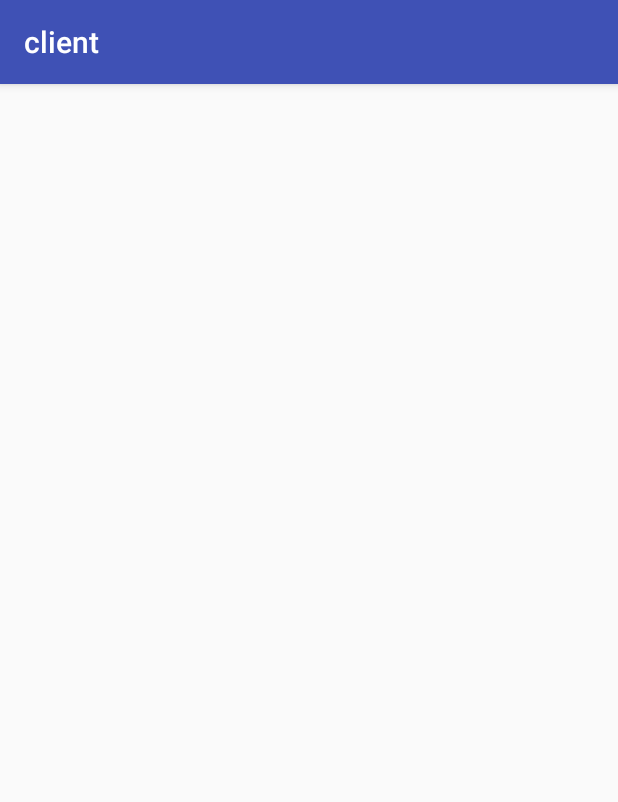
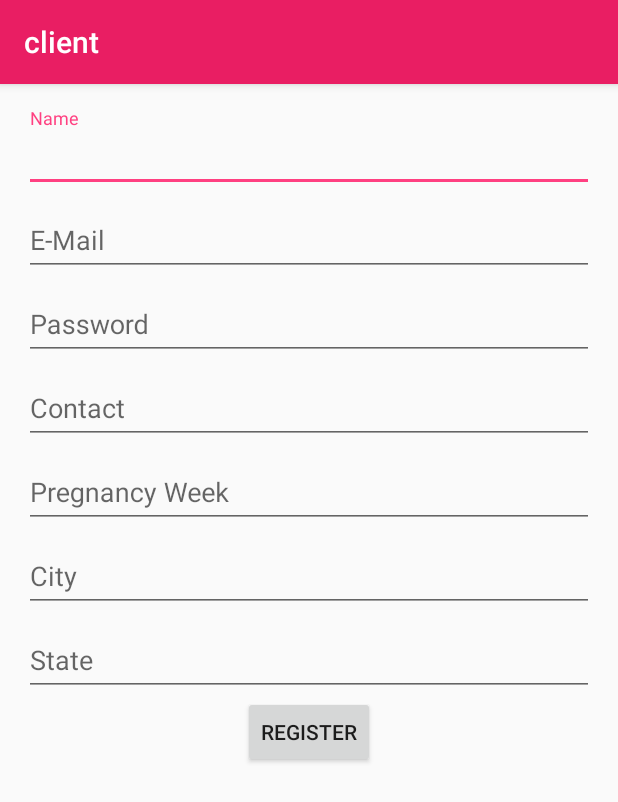
Before and after one commit to karanjuneja1106/Codeutsava, an Android app: the RegActivity screen opened directly, with no data from a screen before it, on a phone screen of 412 x 824 dp. Shown: the top 802 px of the screen. Run offline under Robolectric (Android 15) with nearby library versions, the phone set to English and light mode, and no system bars.

Commit message:
COMMIT-3:20PM 4 FEB 2017

```diff
--- a/client/app/src/main/res/drawable/side_nav_bar.xml
+++ b/client/app/src/main/res/drawable/side_nav_bar.xml
@@ -2,8 +2,8 @@
     android:shape="rectangle">
     <gradient
         android:angle="135"
-        android:centerColor="#4CAF50"
-        android:endColor="#2E7D32"
-        android:startColor="#81C784"
+        android:centerColor="#e91e63"
+        android:endColor="#ad1457"
+        android:startColor="#f06292"
         android:type="linear" />
 </shape>
--- a/client/app/src/main/res/layout/activity_login.xml
+++ b/client/app/src/main/res/layout/activity_login.xml
@@ -24,7 +24,7 @@
                 android:id="@+id/adm_no_login"
                 android:layout_width="match_parent"
                 android:layout_height="wrap_content"
-                android:hint="Admission No."
+                android:hint="E-Mail"
                 android:inputType="textCapCharacters" />
         </android.support.design.widget.TextInputLayout>
 
--- a/client/app/src/main/res/layout/activity_reg.xml
+++ b/client/app/src/main/res/layout/activity_reg.xml
@@ -1,5 +1,9 @@
 <?xml version="1.0" encoding="utf-8"?>
-<RelativeLayout
+<ScrollView
+    android:layout_width="match_parent"
+    android:layout_height="match_parent"
+    xmlns:android="http://schemas.android.com/apk/res/android">
+<LinearLayout
     xmlns:android="http://schemas.android.com/apk/res/android"
     xmlns:tools="http://schemas.android.com/tools"
     android:id="@+id/activity_reg"
@@ -9,6 +13,87 @@
     android:paddingLeft="@dimen/activity_horizontal_margin"
     android:paddingRight="@dimen/activity_horizontal_margin"
     android:paddingTop="@dimen/activity_vertical_margin"
+    android:orientation="vertical"
     tools:context="org.nullpointer.client.RegActivity">
+    <android.support.design.widget.TextInputLayout
+        android:layout_width="match_parent"
+        android:layout_height="wrap_content">
 
-</RelativeLayout>
+        <android.support.design.widget.TextInputEditText
+            android:id="@+id/name"
+            android:layout_width="match_parent"
+            android:layout_height="wrap_content"
+            android:hint="Name"/>
+    </android.support.design.widget.TextInputLayout>
+    <android.support.design.widget.TextInputLayout
+        android:layout_width="match_parent"
+        android:layout_height="wrap_content">
+
+        <android.support.design.widget.TextInputEditText
+            android:id="@+id/mail"
+            android:layout_width="match_parent"
+            android:layout_height="wrap_content"
+            android:hint="E-Mail" />
+    </android.support.design.widget.TextInputLayout>
+    <android.support.design.widget.TextInputLayout
+        android:layout_width="match_parent"
+        android:layout_height="wrap_content">
+
+        <android.support.design.widget.TextInputEditText
+            android:id="@+id/password"
+            android:layout_width="match_parent"
+            android:layout_height="wrap_content"
+            android:hint="Password"
+            android:inputType="textPassword" />
+    </android.support.design.widget.TextInputLayout>
+    <android.support.design.widget.TextInputLayout
+        android:layout_width="match_parent"
+        android:layout_height="wrap_content">
+
+        <android.support.design.widget.TextInputEditText
+            android:id="@+id/contact"
+            android:layout_width="match_parent"
+            android:layout_height="wrap_content"
+            android:hint="Contact"/>
+    </android.support.design.widget.TextInputLayout>
+    <android.support.design.widget.TextInputLayout
+        android:layout_width="match_parent"
+        android:layout_height="wrap_content">
+
+        <android.support.design.widget.TextInputEditText
+            android:id="@+id/weeks"
+            android:layout_width="match_parent"
+            android:layout_height="wrap_content"
+            android:hint="Pregnancy Week"
+            android:inputType="number" />
+    </android.support.design.widget.TextInputLayout>
+    <android.support.design.widget.TextInputLayout
+        android:layout_width="match_parent"
+        android:layout_height="wrap_content">
+
+        <android.support.design.widget.TextInputEditText
+            android:id="@+id/city"
+            android:layout_width="match_parent"
+            android:layout_height="wrap_content"
+            android:hint="City"/>
+    </android.support.design.widget.TextInputLayout>
+
+    <android.support.design.widget.TextInputLayout
+        android:layout_width="match_parent"
+        android:layout_height="wrap_content">
+
+        <android.support.design.widget.TextInputEditText
+            android:id="@+id/state"
+            android:layout_width="match_parent"
+            android:layout_height="wrap_content"
+            android:hint="State"/>
+    </android.support.design.widget.TextInputLayout>
+    <Button
+        android:layout_width="wrap_content"
+        android:layout_height="wrap_content"
+        android:text="REGISTER"
+        android:id="@+id/register"
+        android:layout_gravity="center"
+        />
+</LinearLayout>
+</ScrollView>
--- a/client/app/src/main/res/values/colors.xml
+++ b/client/app/src/main/res/values/colors.xml
@@ -1,6 +1,6 @@
 <?xml version="1.0" encoding="utf-8"?>
 <resources>
-    <color name="colorPrimary">#3F51B5</color>
-    <color name="colorPrimaryDark">#303F9F</color>
+    <color name="colorPrimary">#e91e63</color>
+    <color name="colorPrimaryDark">#d81b60</color>
     <color name="colorAccent">#FF4081</color>
 </resources>
```
Also changed, not shown: client/app/src/main/java/org/nullpointer/client/Client.java (+9 -1 lines), client/app/src/main/java/org/nullpointer/client/LoginActivity.java (+11 -0 lines), client/app/src/main/java/org/nullpointer/client/MainActivity.java (+1 -12 lines), client/app/src/main/res/menu/activity_main_drawer.xml (+8 -10 lines).
